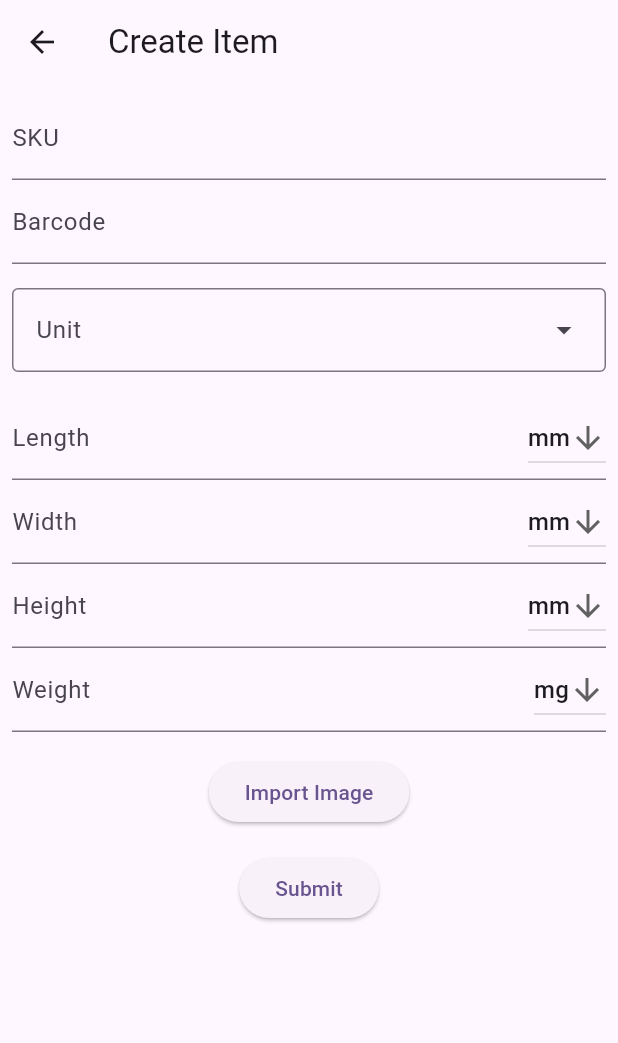
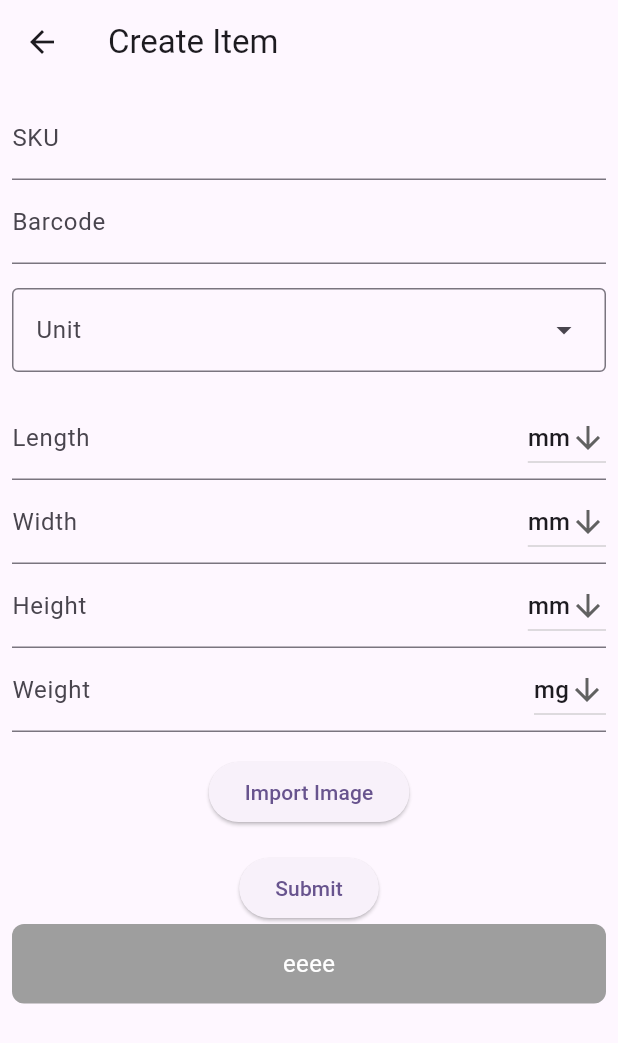
Before and after one commit to huutan3621/flutter_scan, a Flutter app: the CreateItemChild screen opened directly, on a phone screen of 412 x 824 dp. Shown: the top 1043 px of the screen. Run offline on Flutter 3.47's test engine with Material 3 defaults, Android fonts, the phone set to English and light mode, and no system bars; our stand-ins replace dio, image_picker; missing offline and left inert: simple_barcode_scanner.

Commit message:
update custom button

```diff
--- a/lib/screens/create_item_screen.dart
+++ b/lib/screens/create_item_screen.dart
@@ -3,6 +3,7 @@ import 'dart:io';
 import 'package:flutter/material.dart';
 import 'package:flutter_scanner_app/controller/create_item_provider.dart';
 import 'package:flutter_scanner_app/model/product_model.dart';
+import 'package:flutter_scanner_app/widgets/custom_button.dart';
 import 'package:flutter_scanner_app/widgets/custom_textform_field.dart';
 import 'package:provider/provider.dart';
 
@@ -195,6 +196,13 @@ class _CreateItemChildState extends State<CreateItemChild> {
                         },
                         child: const Text('Submit'),
                       ),
+                      CustomButton(
+                          onTap: () {
+                            print("eeeeeeeeeeee");
+                            print("eeeeeeeeeeee");
+                            print("eeeeeeeeeeee");
+                          },
+                          title: "eeee"),
                     ],
                   ),
                 ),
--- a/lib/screens/home_screen.dart
+++ b/lib/screens/home_screen.dart
@@ -2,6 +2,7 @@ import 'package:flutter/material.dart';
 import 'package:flutter/widgets.dart';
 import 'package:flutter_scanner_app/controller/home_provider.dart';
 import 'package:flutter_scanner_app/model/product_model.dart';
+import 'package:flutter_scanner_app/widgets/custom_button.dart';
 import 'package:provider/provider.dart';
 import 'package:simple_barcode_scanner/simple_barcode_scanner.dart';
 
--- /dev/null
+++ b/lib/widgets/custom_button.dart
@@ -0,0 +1,58 @@
+import 'package:flutter/material.dart';
+
+class CustomButton extends StatefulWidget {
+  final Function() onTap;
+  final String title;
+  final MaterialColor? btnColor;
+  const CustomButton({
+    super.key,
+    required this.onTap,
+    required this.title,
+    this.btnColor = Colors.blue,
+  });
+
+  @override
+  _CustomButtonState createState() => _CustomButtonState();
+}
+
+class _CustomButtonState extends State<CustomButton> {
+  bool isOnTapRun = false;
+
+  @override
+  void initState() {
+    isOnTapRun = true;
+    super.initState();
+  }
+
+  @override
+  Widget build(BuildContext context) {
+    return GestureDetector(
+      onTap: isOnTapRun ? _startOnTap : null,
+      child: Container(
+        padding: const EdgeInsets.symmetric(vertical: 15, horizontal: 30),
+        decoration: BoxDecoration(
+          color: isOnTapRun ? Colors.grey : Colors.blue,
+          borderRadius: BorderRadius.circular(8),
+        ),
+        child: Center(
+          child: Text(
+            widget.title,
+            style: const TextStyle(color: Colors.white, fontSize: 16),
+          ),
+        ),
+      ),
+    );
+  }
+
+  Future<void> _startOnTap() async {
+    setState(() {
+      isOnTapRun = true;
+    });
+
+    widget.onTap;
+
+    setState(() {
+      isOnTapRun = false;
+    });
+  }
+}
```
